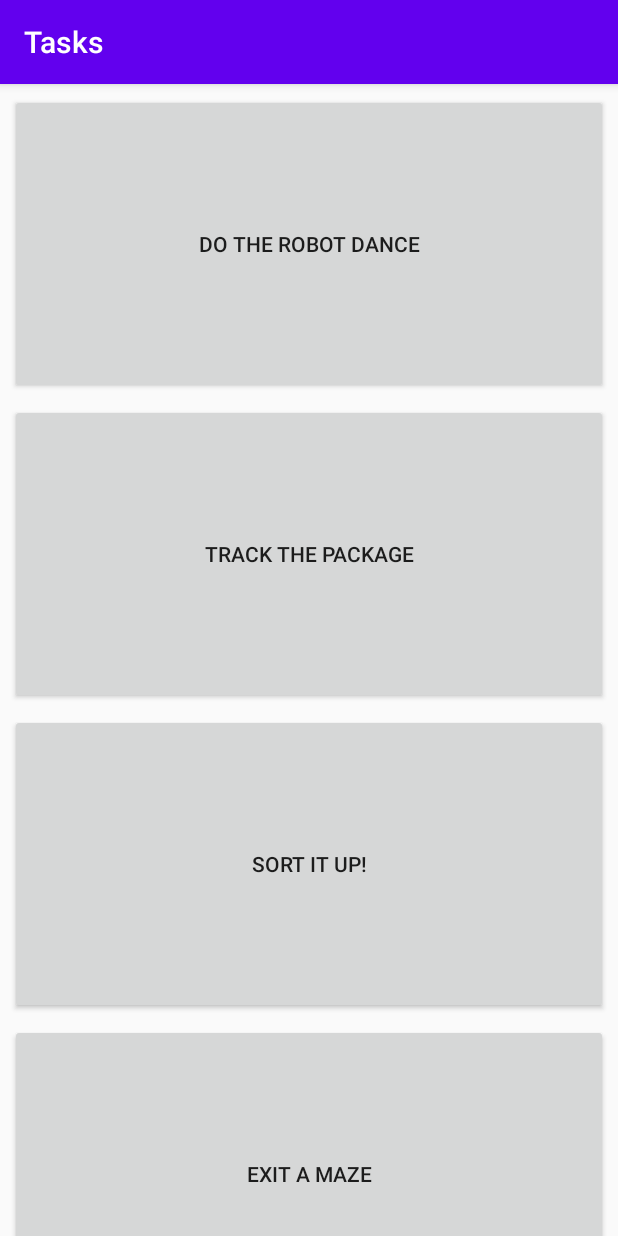
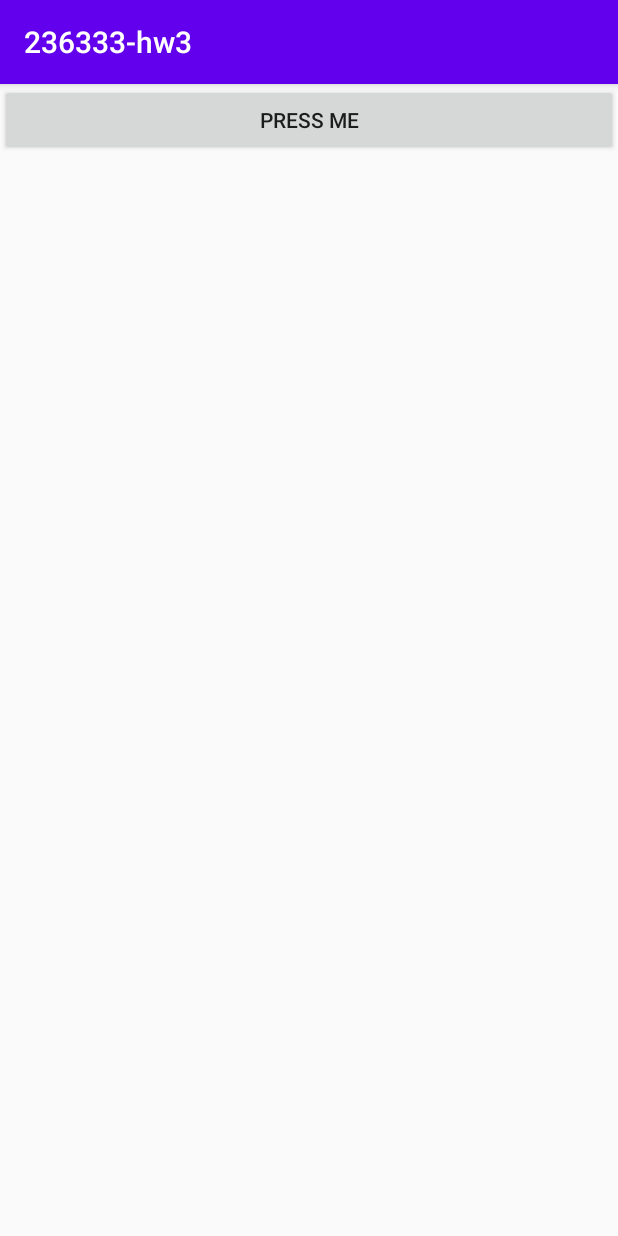
Before and after one commit to hilakornis/236333-Project-in-Arduino-IoT-RoboCode, an Android app: the screen it shows after launch (MainActivity), on a phone screen of 412 x 824 dp. Run offline under Robolectric (Android 15) with nearby library versions, the phone set to English and light mode, and no system bars.

Commit message:
פיצול activities למסך של כל הtasks ושל task ספציפי

```diff
--- a/app/src/main/AndroidManifest.xml
+++ b/app/src/main/AndroidManifest.xml
@@ -1,7 +1,6 @@
 <?xml version="1.0" encoding="utf-8"?>
 <manifest xmlns:android="http://schemas.android.com/apk/res/android"
     package="com.example.a236333_hw3">
-
     <!-- Adding Camera & Write to external permission -->
     <uses-permission android:name="android.permission.CAMERA" />
     <uses-permission android:name="android.permission.WRITE_EXTERNAL_STORAGE" />
@@ -13,9 +12,11 @@
         android:roundIcon="@mipmap/ic_launcher_round"
         android:supportsRtl="true"
         android:theme="@style/AppTheme">
+        <activity android:name=".TasksActivity" />
         <activity android:name=".MainActivity">
             <intent-filter>
                 <action android:name="android.intent.action.MAIN" />
+
                 <category android:name="android.intent.category.LAUNCHER" />
             </intent-filter>
         </activity>
--- a/app/src/main/java/com/example/a236333_hw3/MainActivity.java
+++ b/app/src/main/java/com/example/a236333_hw3/MainActivity.java
@@ -3,14 +3,10 @@ package com.example.a236333_hw3;
 import androidx.appcompat.app.AppCompatActivity;
 
 import android.content.Intent;
-import android.util.Log;
+import android.view.View;
 import android.widget.Button;
-import android.widget.FrameLayout;
 import android.widget.LinearLayout;
 import android.os.Bundle;
-import android.view.View;
-import java.util.Vector;
-import java.util.List;
 
 public class MainActivity extends AppCompatActivity {
 
@@ -19,74 +15,12 @@ public class MainActivity extends AppCompatActivity {
     protected void onCreate(Bundle savedInstanceState) {
         super.onCreate(savedInstanceState);
         setContentView(R.layout.activity_main);
-        ButtonsLayout = findViewById(R.id.ButtonsLayout);
-
-        setTitle("Tasks");
-
-        for (roboCodeTask task : getTasks()) {
-            final roboCodeTaskButton btn = new roboCodeTaskButton(this);
-            btn.RCTask = task;
-            btn.setText(task.Title);
-            LinearLayout.LayoutParams params = new LinearLayout.LayoutParams(
-                    LinearLayout.LayoutParams.MATCH_PARENT, 300
-            );
-            params.setMargins(10, 10, 10, 0);
-            btn.setLayoutParams(params);
-            ButtonsLayout.addView(btn);
-            btn.setOnClickListener(new View.OnClickListener() {
-                @Override
-                public void onClick(View v) {
-                    roboCodeTask.current = ((roboCodeTaskButton)v).RCTask;
-                    startActivity(new Intent(MainActivity.this, roboCodeTaskActivity.class));
-                }
-            });
-        }
-    }
-
-    private List<roboCodeTask> getTasks() {
-        List<roboCodeTask> lst = new Vector<roboCodeTask>();
-        roboCodeTask task;
-
-        task = new roboCodeTask();
-        task.ID             = 1;
-        task.Points         = 2;
-        task.Title          = "Do the Robot Dance";
-        task.Description    = "It's the annual forklift machines dancing competition, and roboCode wants to show off his own unique dance. Could you make roboCode do his own special dance? RoboCode must drive 5 tiles forward, 3 turns in its place and then turn around and drive 5 tiles back to its first position?";
-        task.Hints          = "You only have two 'half turn' cards you can use - think about how your gonna make roboCode make three full turns.";
-        task.Arrangement    = "Full arrangement fot this task will only be given after a solution is uploaded. for now, assume the boxes will be arranged in a long line.";
-        task.Accomplished   = false;
-        lst.add(task);
-
-        task = new roboCodeTask();
-        task.ID             = 2;
-        task.Points         = 10;
-        task.Title          = "Track the Package";
-        task.Description    = "Robocode's warehouse is a complete mess! Robocode must find package number 7 and bring it to the end point (white tile). Can you manage to get Robocode to bring package # 7?";
-        task.Hints          = "The package might be anywhere, and there might also be other packages, that does not have the number seven on them. think about what you should make roboCode search any package, and then what do to in case the package is package #7 or in case it is not.";
-        task.Arrangement    = "Arrangement fot this task will only be given after a solution is uploaded.";
-        task.Accomplished   = false;
-        lst.add(task);
-
-        task = new roboCodeTask();
-        task.ID             = 3;
-        task.Points         = 20;
-        task.Title          = "Sort It Up!";
-        task.Description    = "A new delivery of packages has just arrived, all marked with numbers. RoboCode wants to impress its manager by sorting them in a line, arranged from the smallest number to the biggest. could you help him do that?";
-        task.Hints          = "How can you compare two packages? three? Four? how many pairs of packages should be compared in order to sort any given numbers of packages, and what should be done after each compression?";
-        task.Arrangement    = "Full arrangement fot this task will only be given after a solution is uploaded. for now, assume the boxes will be arranged in a long line.";
-        task.Accomplished   = false;
-        lst.add(task);
-
-        task = new roboCodeTask();
-        task.ID             = 4;
-        task.Points         = 30;
-        task.Title          = "Exit a Maze";
-        task.Description    = "My oh my! It seems that RoboCode is stuck inside a maze and cannot find its way out. Can you arrange that card in such way that roboCode will find its way out? notice - roboCode can only drive  through red tiles!";
-        task.Hints          = "think about what roboCode should do each time he runs into a non red tile. Could there be a permanent action he can always select to do when he runs into such tile?";
-        task.Arrangement    = "Arrangement fot this task will only be given after a solution is uploaded.";
-        task.Accomplished   = false;
-        lst.add(task);
-
-        return lst;
+        Button btn = findViewById(R.id.buttonPressMe);
+        btn.setOnClickListener(new View.OnClickListener() {
+            @Override
+            public void onClick(View v) {
+                startActivity(new Intent(MainActivity.this, TasksActivity.class));
+            }
+        });
     }
 }
--- a/app/src/main/res/layout/activity_main.xml
+++ b/app/src/main/res/layout/activity_main.xml
@@ -5,7 +5,11 @@
     android:layout_width="match_parent"
     android:layout_height="match_parent"
     tools:context=".MainActivity"
-    android:orientation="vertical"
-    android:id="@+id/ButtonsLayout">
+    android:orientation="vertical">
 
+    <Button
+        android:id="@+id/buttonPressMe"
+        android:layout_width="match_parent"
+        android:layout_height="wrap_content"
+        android:text="Press Me" />
 </LinearLayout>
```
Also changed, not shown: app/src/main/java/com/example/a236333_hw3/TasksActivity.java (added, +89 -0 lines), app/src/main/res/layout/activity_tasks.xml (added, +23 -0 lines).
